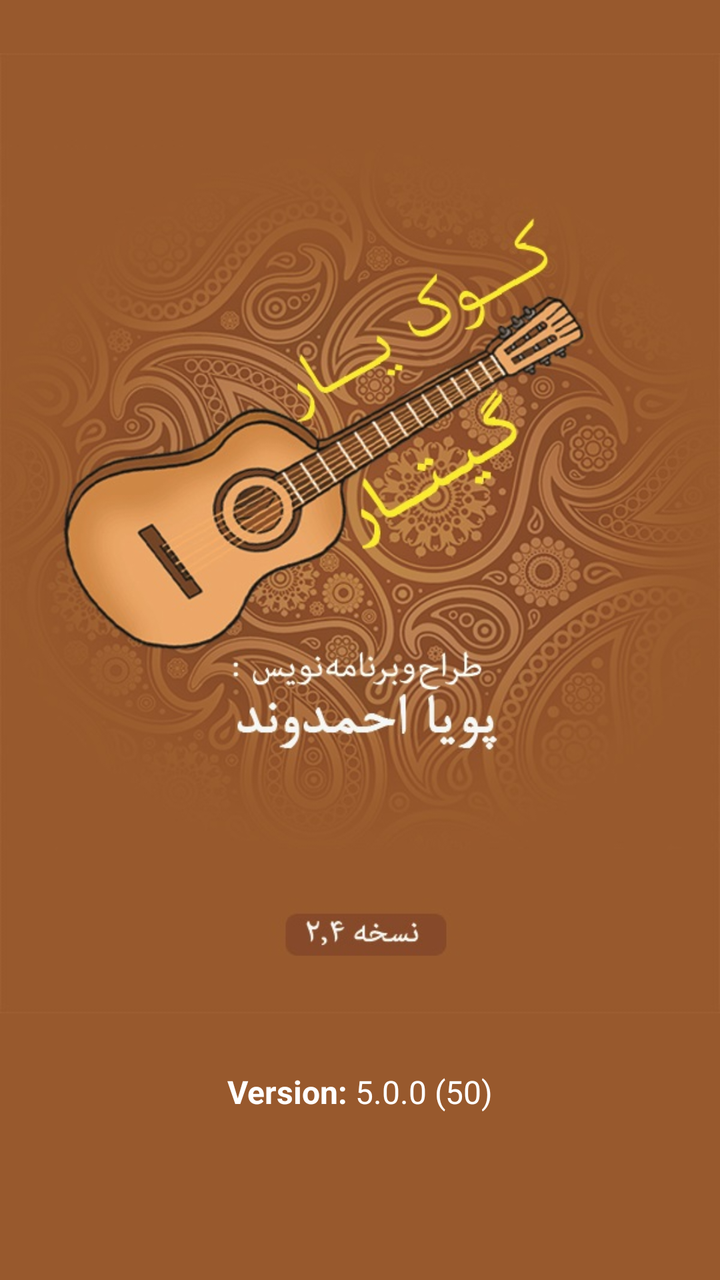
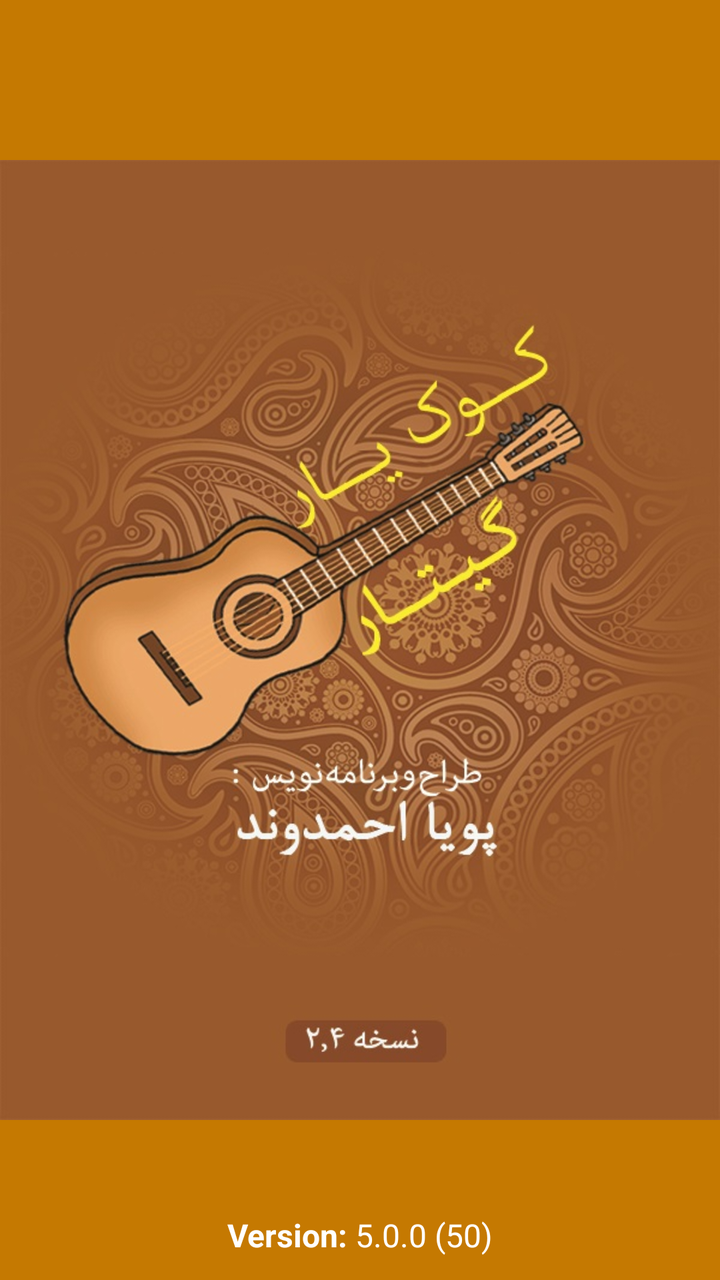

Two renders of the same Android screen: before a commit and after it. Below are the layout's source before the change and the commit's diff.
<!-- AndroidManifest.xml: application theme AppTheme -->
<!-- res/layout/activity_start_screen.xml -->
<RelativeLayout xmlns:android="http://schemas.android.com/apk/res/android"
    xmlns:tools="http://schemas.android.com/tools"
    android:layout_width="match_parent"
    android:layout_height="match_parent"
    android:background="#98592d"
    android:gravity="fill"
    tools:context=".StartScreen" >

    <ImageView
        android:id="@+id/imageView1"
        android:layout_width="wrap_content"
        android:layout_height="wrap_content"
        android:layout_centerInParent="true"
        android:src="@drawable/startscreen" />

    
    <LinearLayout
        android:id="@+id/version_container"
        android:layout_width="wrap_content"
        android:layout_height="wrap_content"
        android:layout_alignParentBottom="true"
        android:layout_centerHorizontal="true"
        android:layout_marginBottom="30dp"
        android:orientation="horizontal">

        <TextView
            android:id="@+id/version_label"
            android:layout_width="wrap_content"
            android:layout_height="wrap_content"
            android:text="Version: "
            android:textColor="@android:color/white"
            android:textSize="16sp"
            android:textStyle="bold" />

        <TextView
            android:id="@+id/version_name"
            android:layout_width="wrap_content"
            android:layout_height="wrap_content"
            android:text="5.0.0"
            android:textColor="@android:color/white"
            android:textSize="16sp" />

        <TextView
            android:id="@+id/version_separator"
            android:layout_width="wrap_content"
            android:layout_height="wrap_content"
            android:text=" ("
            android:textColor="@android:color/white"
            android:textSize="16sp" />

        <TextView
            android:id="@+id/version_code"
            android:layout_width="wrap_content"
            android:layout_height="wrap_content"
            android:text="50"
            android:textColor="@android:color/white"
            android:textSize="16sp" />

        <TextView
            android:id="@+id/version_end"
            android:layout_width="wrap_content"
            android:layout_height="wrap_content"
            android:text=")"
            android:textColor="@android:color/white"
            android:textSize="16sp" />

    </LinearLayout>

</RelativeLayout>
<!-- resources referenced by this layout -->
<resources>
  <!-- drawable startscreen: jpg bitmap (drawable-hdpi, 674911 bytes) -->
  <style name="AppTheme" parent="AppBaseTheme">
          
      </style>
  <style name="AppBaseTheme" parent="android:Theme.Light">
          
      </style>
</resources>

<!-- the commit's change to res/layout/activity_start_screen.xml (unified diff, before → after) -->
@@ -1,11 +1,11 @@
+<?xml version="1.0" encoding="utf-8"?>
+
 <RelativeLayout xmlns:android="http://schemas.android.com/apk/res/android"
-    xmlns:tools="http://schemas.android.com/tools"
     android:layout_width="match_parent"
     android:layout_height="match_parent"
-    android:background="#98592d"
-    android:gravity="fill"
-    tools:context=".StartScreen" >
+    android:background="@color/myorange">
 
+    
     <ImageView
         android:id="@+id/imageView1"
         android:layout_width="wrap_content"
@@ -18,9 +18,9 @@
         android:id="@+id/version_container"
         android:layout_width="wrap_content"
         android:layout_height="wrap_content"
-        android:layout_alignParentBottom="true"
+        android:layout_below="@id/imageView1"
         android:layout_centerHorizontal="true"
-        android:layout_marginBottom="30dp"
+        android:layout_marginTop="20dp"
         android:orientation="horizontal">
 
         <TextView
@@ -66,4 +66,14 @@
 
     </LinearLayout>
 
+    
+    <ProgressBar
+        android:id="@+id/progress_bar"
+        android:layout_width="wrap_content"
+        android:layout_height="wrap_content"
+        android:layout_below="@id/version_container"
+        android:layout_centerHorizontal="true"
+        android:layout_marginTop="30dp"
+        android:indeterminate="true" />
+
 </RelativeLayout>
<!-- resource entries referenced after the edit -->
@@ -1,11 +1,22 @@
 <!-- resources referenced by this layout -->
 <resources>
-  <!-- drawable startscreen: jpg bitmap (drawable-hdpi, 674911 bytes) -->
-  <style name="AppTheme" parent="AppBaseTheme">
-          
+  <item name="myorange" type="color">#c57901</item>
+  <!-- drawable startscreen: jpg bitmap (drawable, 674911 bytes) -->
+  <style name="AppTheme" parent="Theme.Material3.DayNight.NoActionBar">
+          <item name="colorPrimary">@color/primaryColor</item>
+          <item name="colorPrimaryDark">@color/primaryColorDark</item>
+          <item name="colorAccent">@color/accentColor</item>
+          <item name="materialButtonStyle">@style/Widget.App.Button</item>
+          <item name="buttonStyle">@style/Widget.App.Button.Legacy</item>
       </style>
-  <style name="AppBaseTheme" parent="android:Theme.Light">
-          
+  <item name="primaryColor" type="color">#FF4A5FD9</item>
+  <item name="primaryColorDark" type="color">#FF303F9F</item>
+  <item name="accentColor" type="color">#FFFFBB33</item>
+  <style name="Widget.App.Button" parent="Widget.Material3.Button">
+          <item name="backgroundTint">@null</item>
+      </style>
+  <style name="Widget.App.Button.Legacy" parent="android:Widget.Button">
+          <item name="android:backgroundTint">@null</item>
       </style>
 </resources>
 
